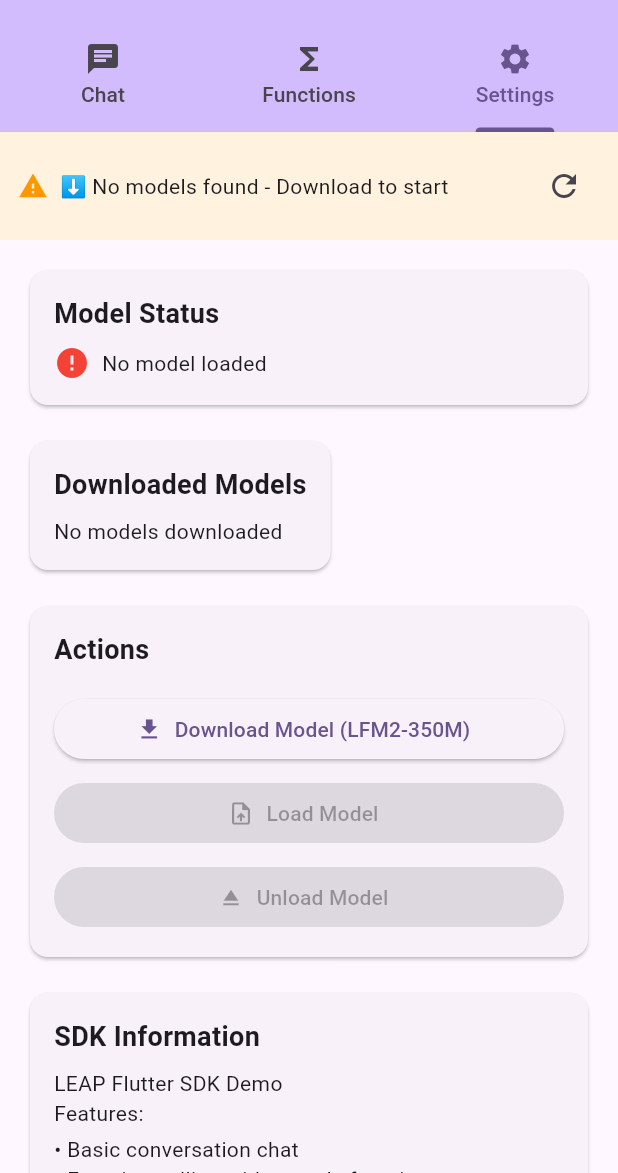
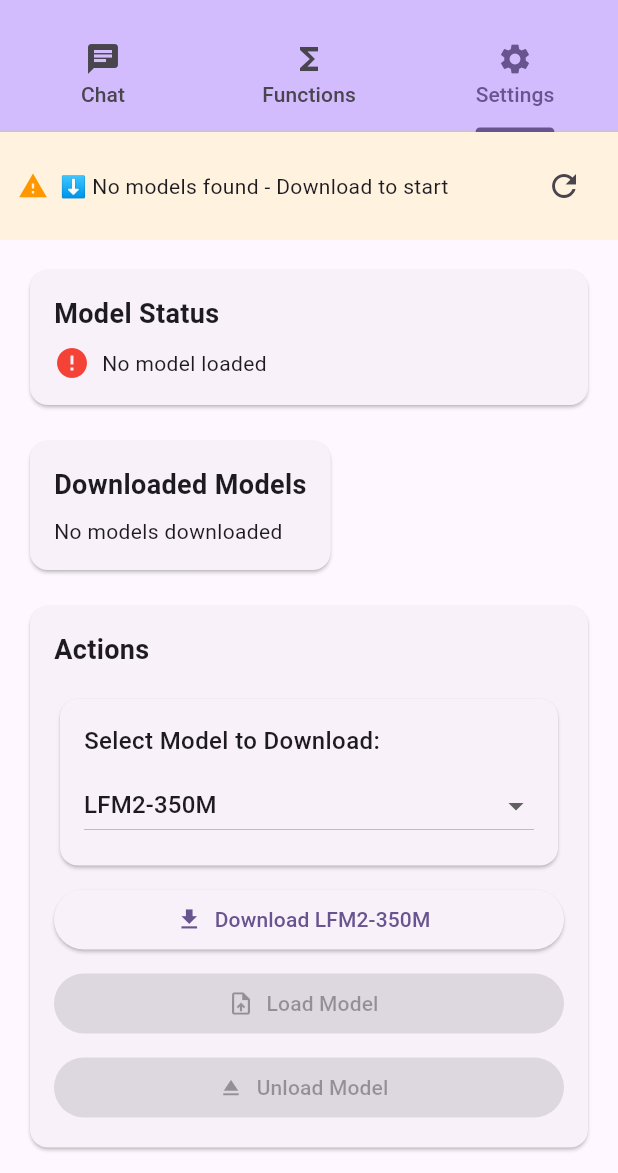
Before and after one commit to hawier-dev/flutter_leap_sdk, a Flutter app: the screen it shows after launch, tab 3 chosen, on a phone screen of 412 x 824 dp, the part 63-1236 px from its top. Run offline on Flutter 3.47's test engine with Material 3 defaults, Android fonts, the phone set to English and light mode, and no system bars; our stand-ins replace dio.

```diff
--- a/example/lib/main.dart
+++ b/example/lib/main.dart
@@ -1116,10 +1116,18 @@ class _SettingsTabState extends State<SettingsTab> {
   String _downloadSpeed = '';
   List<String> _downloadedModels = [];
   bool _isLoading = true;
+  String? _selectedModel;
+
+  // Available models to download
+  static const Map<String, String> availableModels = {
+    'LFM2-350M': 'LFM2-350M-8da4w_output_8da8w-seq_4096.bundle',
+    'LFM2-1.2B': 'LFM2-1.2B-8da4w_output_8da8w-seq_4096.bundle',
+  };
 
   @override
   void initState() {
     super.initState();
+    _selectedModel = availableModels.keys.first; // Default to first model
     _loadModelInfo();
   }
 
@@ -1138,14 +1146,17 @@ class _SettingsTabState extends State<SettingsTab> {
   }
 
   Future<void> _downloadModel() async {
+    if (_selectedModel == null) return;
+
     try {
       setState(() {
         _downloadProgress = 0.0;
         _downloadSpeed = '';
       });
 
+      final modelBundle = availableModels[_selectedModel]!;
       final taskId = await FlutterLeapSdkService.downloadModel(
-        modelName: 'LFM2-350M-8da4w_output_8da8w-seq_4096.bundle',
+        modelName: modelBundle,
         onProgress: (progress) {
           setState(() {
             _downloadProgress = progress.percentage;
@@ -1184,9 +1195,12 @@ class _SettingsTabState extends State<SettingsTab> {
   }
 
   Future<void> _loadModel() async {
+    if (_selectedModel == null) return;
+
     try {
+      final modelBundle = availableModels[_selectedModel]!;
       await FlutterLeapSdkService.loadModel(
-        modelPath: 'LFM2-350M-8da4w_output_8da8w-seq_4096.bundle',
+        modelPath: modelBundle,
       );
 
       widget.onModelStatusChanged();
@@ -1307,19 +1321,91 @@ class _SettingsTabState extends State<SettingsTab> {
           // Download Progress Card
           if (_currentDownloadTaskId != null) ...[
             Card(
+              elevation: 4,
+              color: Colors.blue.shade50,
               child: Padding(
                 padding: const EdgeInsets.all(16),
                 child: Column(
                   crossAxisAlignment: CrossAxisAlignment.start,
                   children: [
-                    const Text(
-                      'Download Progress',
-                      style: TextStyle(fontSize: 18, fontWeight: FontWeight.bold),
+                    Row(
+                      children: [
+                        Icon(
+                          Icons.download,
+                          color: Colors.blue.shade600,
+                        ),
+                        const SizedBox(width: 8),
+                        Text(
+                          'Downloading ${_selectedModel ?? 'Model'}...',
+                          style: TextStyle(
+                            fontSize: 16,
+                            fontWeight: FontWeight.w600,
+                            color: Colors.blue.shade800,
+                          ),
+                        ),
+                      ],
+                    ),
+                    const SizedBox(height: 12),
+
+                    // Progress bar with better styling
+                    ClipRRect(
+                      borderRadius: BorderRadius.circular(4),
+                      child: LinearProgressIndicator(
+                        value: _downloadProgress / 100,
+                        minHeight: 8,
+                        backgroundColor: Colors.grey.shade300,
+                        valueColor: AlwaysStoppedAnimation<Color>(
+                          _downloadProgress >= 100 ? Colors.green : Colors.blue,
+                        ),
+                      ),
                     ),
                     const SizedBox(height: 8),
-                    LinearProgressIndicator(value: _downloadProgress / 100),
-                    const SizedBox(height: 8),
-                    Text('${_downloadProgress.toInt()}% - $_downloadSpeed'),
+
+                    // Progress text with better formatting
+                    Row(
+                      mainAxisAlignment: MainAxisAlignment.spaceBetween,
+                      children: [
+                        Text(
+                          '${_downloadProgress.toStringAsFixed(1)}%',
+                          style: TextStyle(
+                            fontWeight: FontWeight.w500,
+                            color: Colors.grey.shade700,
+                            fontSize: 14,
+                          ),
+                        ),
+                        if (_downloadSpeed.isNotEmpty)
+                          Container(
+                            padding: const EdgeInsets.symmetric(horizontal: 8, vertical: 2),
+                            decoration: BoxDecoration(
+                              color: Colors.blue.shade100,
+                              borderRadius: BorderRadius.circular(12),
+                            ),
+                            child: Text(
+                              _downloadSpeed,
+                              style: TextStyle(
+                                fontSize: 12,
+                                color: Colors.blue.shade800,
+                                fontWeight: FontWeight.w500,
+                              ),
+                            ),
+                          ),
+                      ],
+                    ),
+
+                    // Cancel button during download
+                    const SizedBox(height: 12),
+                    SizedBox(
+                      width: double.infinity,
+                      child: OutlinedButton.icon(
+                        onPressed: _cancelDownload,
+                        icon: const Icon(Icons.cancel, size: 18),
+                        label: const Text('Cancel Download'),
+                        style: OutlinedButton.styleFrom(
+                          foregroundColor: Colors.red.shade600,
+                          side: BorderSide(color: Colors.red.shade300),
+                        ),
+                      ),
+                    ),
                   ],
                 ),
               ),
@@ -1340,12 +1426,45 @@ class _SettingsTabState extends State<SettingsTab> {
                   ),
                   const SizedBox(height: 16),
 
+                  // Model selection dropdown
+                  Card(
+                    child: Padding(
+                      padding: const EdgeInsets.all(16.0),
+                      child: Column(
+                        crossAxisAlignment: CrossAxisAlignment.start,
+                        children: [
+                          const Text(
+                            'Select Model to Download:',
+                            style: TextStyle(fontSize: 16, fontWeight: FontWeight.w500),
+                          ),
+                          const SizedBox(height: 8),
+                          DropdownButton<String>(
+                            value: _selectedModel,
+                            isExpanded: true,
+                            onChanged: _currentDownloadTaskId != null ? null : (String? value) {
+                              setState(() {
+                                _selectedModel = value;
+                              });
+                            },
+                            items: availableModels.keys.map((String model) {
+                              return DropdownMenuItem<String>(
+                                value: model,
+                                child: Text(model),
+                              );
+                            }).toList(),
+                          ),
+                        ],
+                      ),
+                    ),
+                  ),
+                  const SizedBox(height: 8),
+
                   SizedBox(
                     width: double.infinity,
                     child: ElevatedButton.icon(
                       onPressed: _currentDownloadTaskId != null ? null : _downloadModel,
                       icon: const Icon(Icons.download),
-                      label: const Text('Download Model (LFM2-350M)'),
+                      label: Text('Download ${_selectedModel ?? 'Model'}'),
                     ),
                   ),
                   const SizedBox(height: 8),
```
